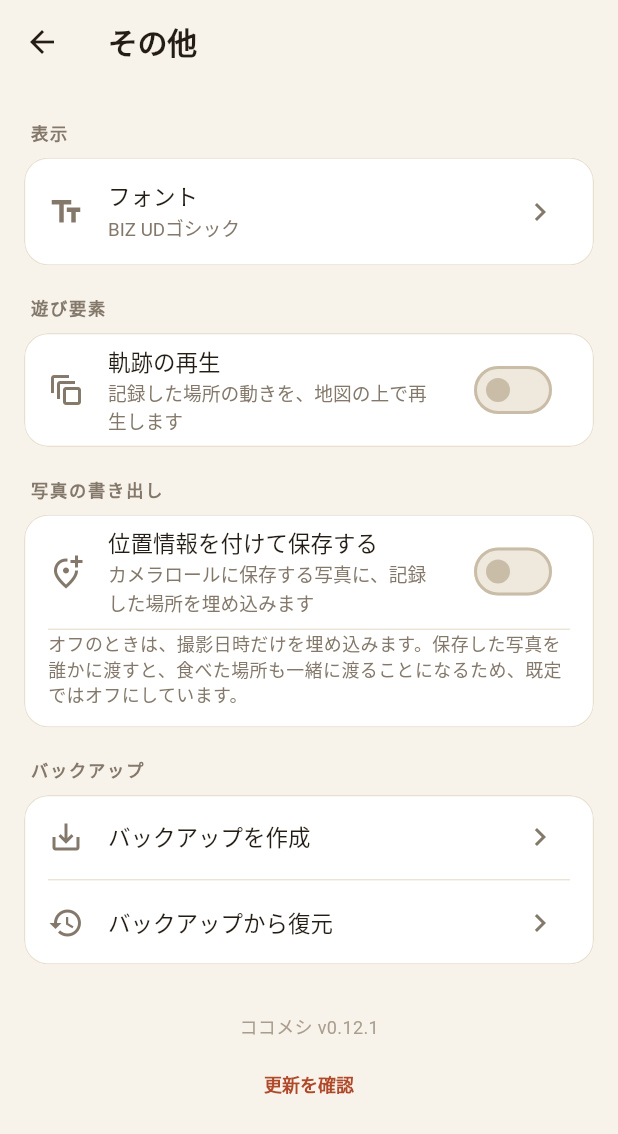
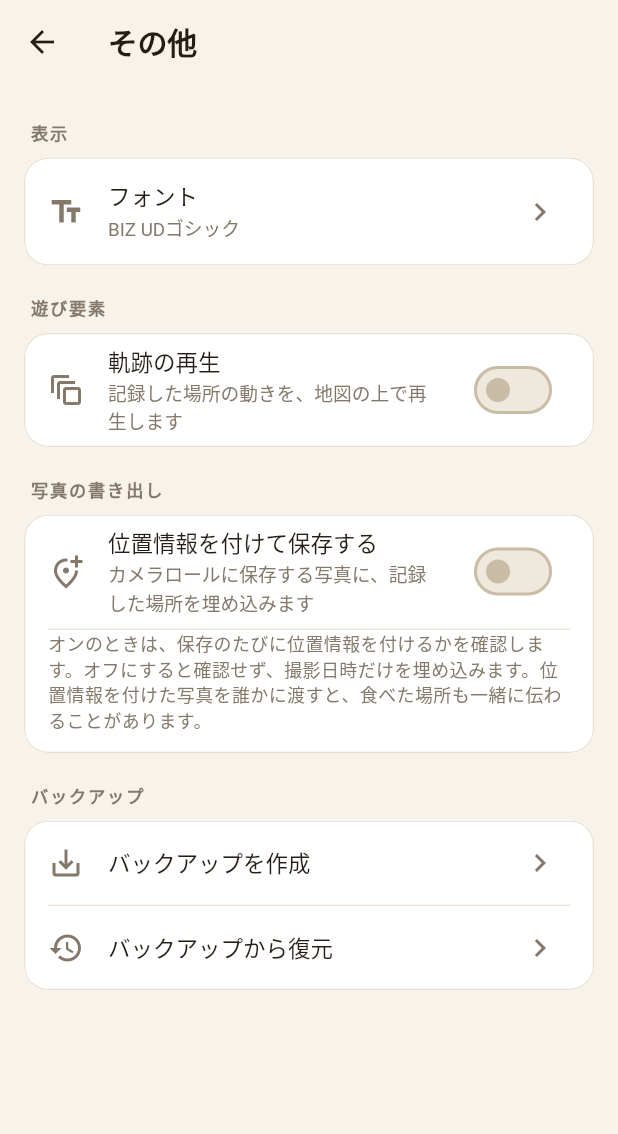
Before and after one commit to kuronekorou39/koko-meshi, a Flutter app: the SettingsScreen screen opened by its route, after a tap on "その他", on a phone screen of 412 x 824 dp. Shown: the top 1134 px of the screen. Run offline on Flutter 3.47's test engine with Material 3 defaults, Android fonts, the phone set to English and light mode, and no system bars; our stand-ins replace camera, file_picker, flutter_dotenv, flutter_riverpod, geocoding, geolocator and 9 more; missing offline and left inert: background_downloader, dart:ffi, dart:js_interop, exif, flutter_foreground_task, flutter_gemma and 3 more; accounts and stored records are empty; network calls fail; Roboto replaces fonts that are missing (BIZUDGothic).

Commit message:
バージョンは設定の最初の画面に戻し、AIの説明を言い直す
バージョンは「その他」に入れるものではなかった。最初の画面の下に戻す。

AIの説明は、知らない人に伝わる言葉にする。スマホの中だけで動くこと、
無料であること、Hugging Face が何のサイトなのかを書く。

Co-Authored-By: Claude Fable 5.1 <noreply@anthropic.com>

```diff
--- a/lib/screens/settings/other_settings_screen.dart
+++ b/lib/screens/settings/other_settings_screen.dart
@@ -2,23 +2,20 @@ import 'package:flutter/foundation.dart' show kDebugMode;
 import 'package:flutter/material.dart';
 import 'package:flutter_riverpod/flutter_riverpod.dart';
 import 'package:file_picker/file_picker.dart';
-import 'package:package_info_plus/package_info_plus.dart';
 import 'package:share_plus/share_plus.dart';
-import 'package:url_launcher/url_launcher.dart';
 
 import '../../config/features.dart';
 import '../../providers/app_settings_providers.dart';
 import '../../providers/meal_providers.dart';
 import '../../services/app_settings_service.dart';
 import '../../services/backup_service.dart';
-import '../../services/update_service.dart';
 import '../../theme/app_theme.dart';
 import 'analysis_bench_screen.dart';
 import 'font_settings_screen.dart';
 import 'settings_widgets.dart';
 
 /// 設定の「その他」。毎日は触らない項目をここに集めて、設定の最初の画面を
-/// AIと保存した場所だけにする。
+/// AIと保存した場所(とバージョン)だけにする。
 class OtherSettingsScreen extends ConsumerStatefulWidget {
   const OtherSettingsScreen({super.key});
 
@@ -28,53 +25,18 @@ class OtherSettingsScreen extends ConsumerStatefulWidget {
 }
 
 class _OtherSettingsScreenState extends ConsumerState<OtherSettingsScreen> {
-  String _appVersion = '';
-
-  /// 出ている新しいバージョン(無ければ null)
-  AppUpdate? _update;
-  bool _checkingUpdate = false;
-
   /// カメラロールに保存する写真へ位置情報を埋め込むか
-  bool _exportExifGps = false;
+  bool _exportExifGps = true;
 
   @override
   void initState() {
     super.initState();
     _exportExifGps = AppSettings.exportExifGps;
-    _loadVersion();
-    _checkUpdate();
   }
 
   Future<void> _setExportExifGps(bool enabled) async {
     await AppSettings.setExportExifGps(enabled);
     if (mounted) setState(() => _exportExifGps = enabled);
-  }
-
-  Future<void> _loadVersion() async {
-    final info = await PackageInfo.fromPlatform();
-    if (mounted) setState(() => _appVersion = info.version);
-  }
-
-  Future<void> _checkUpdate({bool force = false}) async {
-    if (_checkingUpdate) return;
-    setState(() => _checkingUpdate = true);
-    final update = await UpdateService.check(force: force);
-    if (!mounted) return;
-    setState(() {
-      _update = update;
-      _checkingUpdate = false;
-    });
-    if (force && update == null) {
-      ScaffoldMessenger.of(context).showSnackBar(
-        const SnackBar(content: Text('お使いのバージョンが最新です')),
-      );
-    }
-  }
-
-  Future<void> _openUpdatePage() async {
-    final update = _update;
-    if (update == null) return;
-    await launchUrl(Uri.parse(update.url), mode: LaunchMode.externalApplication);
   }
 
   // ─── バックアップと移行 ───
@@ -278,9 +240,10 @@ class _OtherSettingsScreenState extends ConsumerState<OtherSettingsScreen> {
             Padding(
               padding: const EdgeInsets.fromLTRB(16, 0, 16, 14),
               child: Text(
-                'オフのときは、撮影日時だけを埋め込みます。'
-                '保存した写真を誰かに渡すと、食べた場所も一緒に渡ることに'
-                'なるため、既定ではオフにしています。',
+                'オンのときは、保存のたびに位置情報を付けるかを確認します。'
+                'オフにすると確認せず、撮影日時だけを埋め込みます。'
+                '位置情報を付けた写真を誰かに渡すと、食べた場所も一緒に'
+                '伝わることがあります。',
                 style: TextStyle(fontSize: 12, color: tokens.textMuted),
               ),
             ),
@@ -321,37 +284,6 @@ class _OtherSettingsScreenState extends ConsumerState<OtherSettingsScreen> {
               ),
             ]),
           ],
-
-          // ストア配布ではないので、更新は自分から知らせるしかない
-          Padding(
-            padding: const EdgeInsets.only(top: 32),
-            child: Center(
-              child: Column(
-                children: [
-                  Text(
-                    'ココメシ v$_appVersion',
-                    style: TextStyle(fontSize: 12, color: tokens.textFaint),
-                  ),
-                  const SizedBox(height: 6),
-                  if (_update != null)
-                    FilledButton.tonalIcon(
-                      onPressed: _openUpdatePage,
-                      icon: const Icon(Icons.system_update_alt, size: 16),
-                      label: Text('v${_update!.version} が出ています'),
-                    )
-                  else
-                    TextButton(
-                      onPressed:
-                          _checkingUpdate ? null : () => _checkUpdate(force: true),
-                      child: Text(
-                        _checkingUpdate ? '確認中…' : '更新を確認',
-                        style: const TextStyle(fontSize: 12),
-                      ),
-                    ),
-                ],
-              ),
-            ),
-          ),
         ],
       ),
     );
--- a/lib/screens/settings/settings_screen.dart
+++ b/lib/screens/settings/settings_screen.dart
@@ -1,6 +1,8 @@
 import 'package:flutter/material.dart';
 import 'package:flutter/services.dart' show Clipboard, ClipboardData;
 import 'package:geocoding/geocoding.dart';
+import 'package:package_info_plus/package_info_plus.dart';
+import 'package:url_launcher/url_launcher.dart';
 
 import '../../database/local_database.dart';
 import '../../models/saved_place.dart';
@@ -14,7 +16,7 @@ import '../../theme/app_theme.dart';
 import 'other_settings_screen.dart';
 import 'settings_widgets.dart';
 
-/// 設定の最初の画面。AIと保存した場所だけを置き、残りは「その他」へ送る。
+/// 設定の最初の画面。AIと保存した場所、バージョンだけを置き、残りは「その他」へ送る。
 /// スクロールせずに見渡せる量に収めるため。
 class SettingsScreen extends StatefulWidget {
   const SettingsScreen({super.key});
@@ -26,8 +28,11 @@ class SettingsScreen extends StatefulWidget {
 class _SettingsScreenState extends State<SettingsScreen> {
   List<SavedPlace> _savedPlaces = [];
 
-  /// 新しいバージョンが出ているか。「その他」の行で知らせる
-  bool _hasUpdate = false;
+  String _appVersion = '';
+
+  /// 出ている新しいバージョン(無ければ null)
+  AppUpdate? _update;
+  bool _checkingUpdate = false;
 
   /// AIで自動解析するか(= 端末内Gemmaを使うか)
   bool _aiEnabled = true;
@@ -37,6 +42,7 @@ class _SettingsScreenState extends State<SettingsScreen> {
     super.initState();
     _aiEnabled = AppSettings.aiMode == AiAnalysisMode.onDevice;
     _loadSavedPlaces();
+    _loadVersion();
     _checkUpdate();
     GemmaDownloadManager.instance.refreshInstalled(GemmaModelKind.e2b);
   }
@@ -109,9 +115,31 @@ class _SettingsScreenState extends State<SettingsScreen> {
     );
   }
 
-  Future<void> _checkUpdate() async {
-    final update = await UpdateService.check();
-    if (mounted) setState(() => _hasUpdate = update != null);
+  Future<void> _loadVersion() async {
+    final info = await PackageInfo.fromPlatform();
+    if (mounted) setState(() => _appVersion = info.version);
+  }
+
+  Future<void> _checkUpdate({bool force = false}) async {
+    if (_checkingUpdate) return;
+    setState(() => _checkingUpdate = true);
+    final update = await UpdateService.check(force: force);
+    if (!mounted) return;
+    setState(() {
+      _update = update;
+      _checkingUpdate = false;
+    });
+    if (force && update == null) {
+      ScaffoldMessenger.of(context).showSnackBar(
+        const SnackBar(content: Text('お使いのバージョンが最新です')),
+      );
+    }
+  }
+
+  Future<void> _openUpdatePage() async {
+    final update = _update;
+    if (update == null) return;
+    await launchUrl(Uri.parse(update.url), mode: LaunchMode.externalApplication);
   }
 
   /// 「その他」から戻ったら場所を読み直す。バックアップの復元で増えうるため
@@ -187,6 +215,8 @@ class _SettingsScreenState extends State<SettingsScreen> {
 
   @override
   Widget build(BuildContext context) {
+    final tokens = KokoTokens.of(context);
+
     return Scaffold(
       appBar: AppBar(title: const Text('設定')),
       body: ListView(
@@ -238,13 +268,42 @@ class _SettingsScreenState extends State<SettingsScreen> {
             ListTile(
               leading: const Icon(Icons.more_horiz),
               title: const Text('その他'),
-              subtitle: Text(
-                _hasUpdate ? '新しいバージョンが出ています' : '表示・バックアップ・アプリの情報',
-              ),
+              subtitle: const Text('表示・写真の書き出し・バックアップ'),
               trailing: const Icon(Icons.chevron_right),
               onTap: _openOtherSettings,
             ),
           ]),
+
+          // ストア配布ではないので、更新は自分から知らせるしかない
+          Padding(
+            padding: const EdgeInsets.only(top: 24),
+            child: Center(
+              child: Column(
+                children: [
+                  Text(
+                    'ココメシ v$_appVersion',
+                    style: TextStyle(fontSize: 12, color: tokens.textFaint),
+                  ),
+                  const SizedBox(height: 6),
+                  if (_update != null)
+                    FilledButton.tonalIcon(
+                      onPressed: _openUpdatePage,
+                      icon: const Icon(Icons.system_update_alt, size: 16),
+                      label: Text('v${_update!.version} が出ています'),
+                    )
+                  else
+                    TextButton(
+                      onPressed:
+                          _checkingUpdate ? null : () => _checkUpdate(force: true),
+                      child: Text(
+                        _checkingUpdate ? '確認中…' : '更新を確認',
+                        style: const TextStyle(fontSize: 12),
+                      ),
+                    ),
+                ],
+              ),
+            ),
+          ),
         ],
       ),
     );
@@ -262,8 +321,8 @@ class _SettingsScreenState extends State<SettingsScreen> {
         secondary: const Icon(Icons.auto_awesome_outlined),
         title: const Text('AIで自動解析する'),
         // 何ができるかは料理名が出れば分かる。ここで言う価値があるのは
-        // 「通信しない・お金がかからない」の一点だけなので、それだけ残す
-        subtitle: const Text('オフラインで動作・無料'),
+        // 「スマホの外に出ない・お金がかからない」の一点だけなので、それだけ残す
+        subtitle: const Text('このスマホの中だけで動作・無料'),
         value: _aiEnabled,
         onChanged: _setAiEnabled,
       ),
@@ -369,7 +428,9 @@ class _SettingsScreenState extends State<SettingsScreen> {
                 crossAxisAlignment: CrossAxisAlignment.start,
                 children: [
                   Text(
-                    'AIを使うには、最初に一度だけAIモデルのダウンロードが必要です。',
+                    'AIはこのスマホの中だけで動きます。写真が外に送られることはなく、'
+                    '料金もかかりません。\n'
+                    '使うには、最初に一度だけAIモデルのダウンロードが必要です。',
                     style: TextStyle(fontSize: 12, color: tokens.textMuted),
                   ),
                   const SizedBox(height: 12),
@@ -419,9 +480,12 @@ class _SettingsScreenState extends State<SettingsScreen> {
     final tokens = KokoTokens.of(context);
     const model = GemmaModelKind.e2b;
     final facts = [
-      ('モデル', '${model.label}（Google のAI）'),
+      ('モデル', '${model.label}\nGoogle が無料で公開しているAI'),
       ('サイズ', model.approxSize),
-      ('入手先', '${Uri.parse(model.url).host}（Hugging Face）'),
+      (
+        '入手先',
+        'Hugging Face\nAIモデルを公開・配布しているサイト（${Uri.parse(model.url).host}）',
+      ),
     ];
     return Container(
       padding: const EdgeInsets.symmetric(horizontal: 12, vertical: 10),
```
